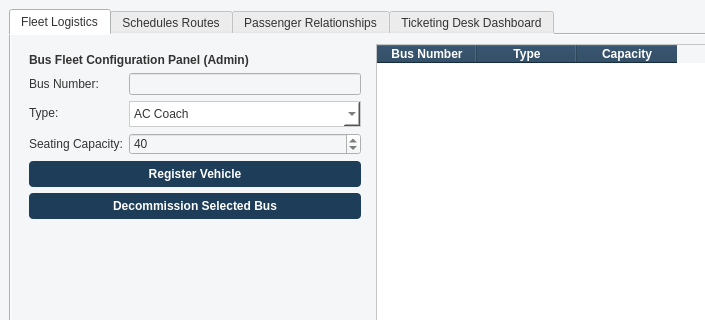
Qt form mainwindow.ui (Md-Polok/JnU_CodeExpress_Bus_Ticketing_System_Qt) before a commit; both pictures show x 0 to 705 and y 0 to 320 of the 1150 by 700 pixel window.
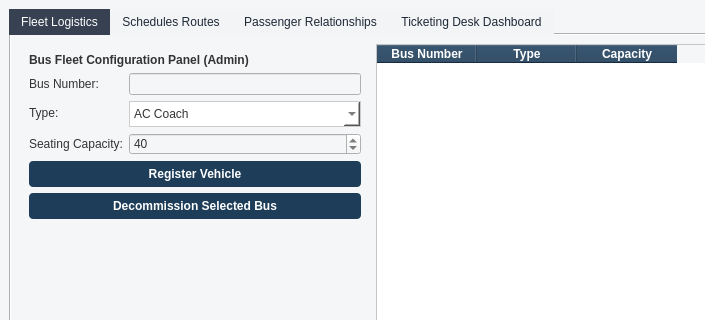
The same form after that commit. The open tabs and pages were chosen to show the change.

The edit to the form file:
```diff
--- a/mainwindow.ui
+++ b/mainwindow.ui
@@ -91,6 +91,16 @@
     background-color: #ffffff;
     border: 1px solid #ccc;
     padding: 4px;
+}
+
+QTabBar::tab {
+    color: #1f2937; /* Forces text to always be a clear, dark charcoal color */
+    background-color: #f3f4f6; /* Light gray background for unselected tabs */
+    padding: 6px 12px;
+}
+QTabBar::tab:selected {
+    background-color: #374151; /* Keeps your dark gray active tab */
+    color: white; /* White text for the active tab */
 }</string>
       </property>
       <property name="currentIndex">
```
Left out of the diff: 2 changed lines with no effect on the pictures.
